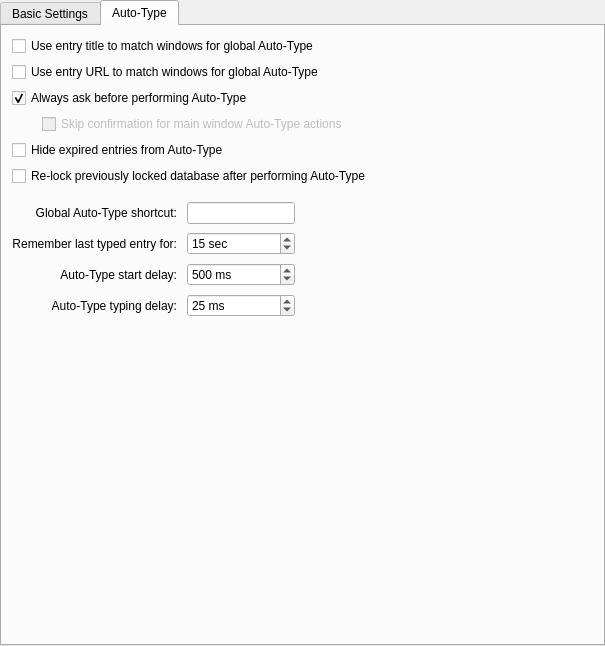
The window that src/gui/ApplicationSettingsWidgetGeneral.ui (iDarkTemplar/keepassx-min) describes before a commit, drawn with Qt 5.
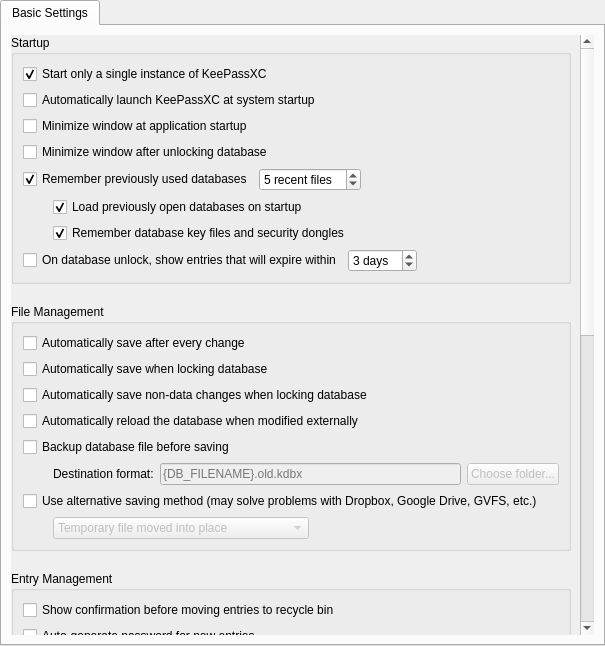
The same window after the commit. The open tabs and pages were chosen to show the change. Custom widgets are drawn as their Qt base class.

Commit message: Remove WITH_XC_AUTOTYPE

Patch:
```diff
--- a/src/gui/ApplicationSettingsWidgetGeneral.ui
+++ b/src/gui/ApplicationSettingsWidgetGeneral.ui
@@ -57,7 +57,7 @@
           <property name="geometry">
            <rect>
             <x>0</x>
-            <y>-837</y>
+            <y>0</y>
             <width>615</width>
             <height>1431</height>
            </rect>
@@ -1076,296 +1076,10 @@
        </item>
       </layout>
      </widget>
-     <widget class="QWidget" name="tabAutotype">
-      <attribute name="title">
-       <string>Auto-Type</string>
-      </attribute>
-      <layout class="QVBoxLayout" name="verticalLayout_2">
-       <property name="leftMargin">
-        <number>10</number>
-       </property>
-       <property name="topMargin">
-        <number>10</number>
-       </property>
-       <property name="rightMargin">
-        <number>10</number>
-       </property>
-       <property name="bottomMargin">
-        <number>10</number>
-       </property>
-       <item>
-        <widget class="QCheckBox" name="autoTypeEntryTitleMatchCheckBox">
-         <property name="text">
-          <string>Use entry title to match windows for global Auto-Type</string>
-         </property>
-        </widget>
-       </item>
-       <item>
-        <widget class="QCheckBox" name="autoTypeEntryURLMatchCheckBox">
-         <property name="text">
-          <string>Use entry URL to match windows for global Auto-Type</string>
-         </property>
-        </widget>
-       </item>
-       <item>
-        <widget class="QCheckBox" name="autoTypeAskCheckBox">
-         <property name="text">
-          <string>Always ask before performing Auto-Type</string>
-         </property>
-         <property name="checked">
-          <bool>true</bool>
-         </property>
-        </widget>
-       </item>
-       <item>
-        <layout class="QHBoxLayout" name="autoTypeSkipMainWindowLayout">
-         <property name="spacing">
-          <number>0</number>
-         </property>
-         <item>
-          <spacer name="autoTypeSkipMainWindowSpacer">
-           <property name="orientation">
-            <enum>Qt::Orientation::Horizontal</enum>
-           </property>
-           <property name="sizeType">
-            <enum>QSizePolicy::Policy::Fixed</enum>
-           </property>
-           <property name="sizeHint" stdset="0">
-            <size>
-             <width>30</width>
-             <height>20</height>
-            </size>
-           </property>
-          </spacer>
-         </item>
-         <item>
-          <widget class="QCheckBox" name="autoTypeSkipMainWindowConfirmationCheckBox">
-           <property name="enabled">
-            <bool>false</bool>
-           </property>
-           <property name="text">
-            <string>Skip confirmation for main window Auto-Type actions</string>
-           </property>
-           <property name="checked">
-            <bool>false</bool>
-           </property>
-          </widget>
-         </item>
-        </layout>
-       </item>
-       <item>
-        <widget class="QCheckBox" name="autoTypeHideExpiredEntryCheckBox">
-         <property name="text">
-          <string>Hide expired entries from Auto-Type</string>
-         </property>
-        </widget>
-       </item>
-       <item>
-        <widget class="QCheckBox" name="autoTypeRelockDatabaseCheckBox">
-         <property name="text">
-          <string>Re-lock previously locked database after performing Auto-Type</string>
-         </property>
-        </widget>
-       </item>
-       <item>
-        <spacer name="verticalSpacer_4">
-         <property name="orientation">
-          <enum>Qt::Orientation::Vertical</enum>
-         </property>
-         <property name="sizeType">
-          <enum>QSizePolicy::Policy::Fixed</enum>
-         </property>
-         <property name="sizeHint" stdset="0">
-          <size>
-           <width>20</width>
-           <height>10</height>
-          </size>
-         </property>
-        </spacer>
-       </item>
-       <item>
-        <layout class="QGridLayout" name="gridLayout">
-         <property name="horizontalSpacing">
-          <number>10</number>
-         </property>
-         <property name="verticalSpacing">
-          <number>8</number>
-         </property>
-         <item row="2" column="0">
-          <widget class="QLabel" name="autoTypeStartDelayLabel">
-           <property name="text">
-            <string>Auto-Type start delay:</string>
-           </property>
-           <property name="alignment">
-            <set>Qt::AlignmentFlag::AlignRight|Qt::AlignmentFlag::AlignTrailing|Qt::AlignmentFlag::AlignVCenter</set>
-           </property>
-           <property name="buddy">
-            <cstring>autoTypeStartDelaySpinBox</cstring>
-           </property>
-          </widget>
-         </item>
-         <item row="0" column="0">
-          <widget class="QLabel" name="autoTypeShortcutLabel">
-           <property name="text">
-            <string>Global Auto-Type shortcut:</string>
-           </property>
-           <property name="alignment">
-            <set>Qt::AlignmentFlag::AlignRight|Qt::AlignmentFlag::AlignTrailing|Qt::AlignmentFlag::AlignVCenter</set>
-           </property>
-           <property name="buddy">
-            <cstring>autoTypeShortcutWidget</cstring>
-           </property>
-          </widget>
-         </item>
-         <item row="2" column="1">
-          <widget class="QSpinBox" name="autoTypeStartDelaySpinBox">
-           <property name="sizePolicy">
-            <sizepolicy hsizetype="Preferred" vsizetype="Fixed">
-             <horstretch>0</horstretch>
-             <verstretch>0</verstretch>
-            </sizepolicy>
-           </property>
-           <property name="accessibleName">
-            <string>Auto-type start delay milliseconds</string>
-           </property>
-           <property name="suffix">
-            <string comment="Milliseconds"> ms</string>
-           </property>
-           <property name="prefix">
-            <string/>
-           </property>
-           <property name="minimum">
-            <number>100</number>
-           </property>
-           <property name="maximum">
-            <number>10000</number>
-           </property>
-           <property name="singleStep">
-            <number>100</number>
-           </property>
-           <property name="value">
-            <number>500</number>
-           </property>
-          </widget>
-         </item>
-         <item row="3" column="0">
-          <widget class="QLabel" name="autoTypeDelayLabel">
-           <property name="text">
-            <string>Auto-Type typing delay:</string>
-           </property>
-           <property name="alignment">
-            <set>Qt::AlignmentFlag::AlignRight|Qt::AlignmentFlag::AlignTrailing|Qt::AlignmentFlag::AlignVCenter</set>
-           </property>
-           <property name="buddy">
-            <cstring>autoTypeDelaySpinBox</cstring>
-           </property>
-          </widget>
-         </item>
-         <item row="0" column="2">
-          <spacer name="horizontalSpacer_6">
-           <property name="orientation">
-            <enum>Qt::Orientation::Horizontal</enum>
-           </property>
-           <property name="sizeHint" stdset="0">
-            <size>
-             <width>0</width>
-             <height>20</height>
-            </size>
-           </property>
-          </spacer>
-         </item>
-         <item row="0" column="1">
-          <widget class="ShortcutWidget" name="autoTypeShortcutWidget">
-           <property name="sizePolicy">
-            <sizepolicy hsizetype="Preferred" vsizetype="Fixed">
-             <horstretch>0</horstretch>
-             <verstretch>0</verstretch>
-            </sizepolicy>
-           </property>
-           <property name="accessibleName">
-            <string>Global auto-type shortcut</string>
-           </property>
-          </widget>
-         </item>
-         <item row="3" column="1">
-          <widget class="QSpinBox" name="autoTypeDelaySpinBox">
-           <property name="sizePolicy">
-            <sizepolicy hsizetype="Preferred" vsizetype="Fixed">
-             <horstretch>0</horstretch>
-             <verstretch>0</verstretch>
-            </sizepolicy>
-           </property>
-           <property name="accessibleName">
-            <string>Auto-type character typing delay milliseconds</string>
-           </property>
-           <property name="suffix">
-            <string comment="Milliseconds"> ms</string>
-           </property>
-           <property name="prefix">
-            <string/>
-           </property>
-           <property name="maximum">
-            <number>1000</number>
-           </property>
-           <property name="value">
-            <number>25</number>
-           </property>
-          </widget>
-         </item>
-         <item row="1" column="0">
-          <widget class="QLabel" name="autoTypeRetypeLabel">
-           <property name="text">
-            <string>Remember last typed entry for:</string>
-           </property>
-           <property name="alignment">
-            <set>Qt::AlignmentFlag::AlignRight|Qt::AlignmentFlag::AlignTrailing|Qt::AlignmentFlag::AlignVCenter</set>
-           </property>
-          </widget>
-         </item>
-         <item row="1" column="1">
-          <widget class="QSpinBox" name="autoTypeRetypeTimeSpinBox">
-           <property name="suffix">
-            <string comment="Seconds"> sec</string>
-           </property>
-           <property name="minimum">
-            <number>0</number>
-           </property>
-           <property name="maximum">
-            <number>60</number>
-           </property>
-           <property name="value">
-            <number>15</number>
-           </property>
-          </widget>
-         </item>
-        </layout>
-       </item>
-       <item>
-        <spacer name="verticalSpacer_3">
-         <property name="orientation">
-          <enum>Qt::Orientation::Vertical</enum>
-         </property>
-         <property name="sizeHint" stdset="0">
-          <size>
-           <width>20</width>
-           <height>0</height>
-          </size>
-         </property>
-        </spacer>
-       </item>
-      </layout>
-     </widget>
     </widget>
    </item>
   </layout>
  </widget>
- <customwidgets>
-  <customwidget>
-   <class>ShortcutWidget</class>
-   <extends>QLineEdit</extends>
-   <header>autotype/ShortcutWidget.h</header>
-  </customwidget>
- </customwidgets>
  <tabstops>
   <tabstop>generalSettingsTabWidget</tabstop>
   <tabstop>scrollArea</tabstop>
```
Left out of the diff: 9 changed lines with no effect on the pictures. The commit also changes 66 other files.
